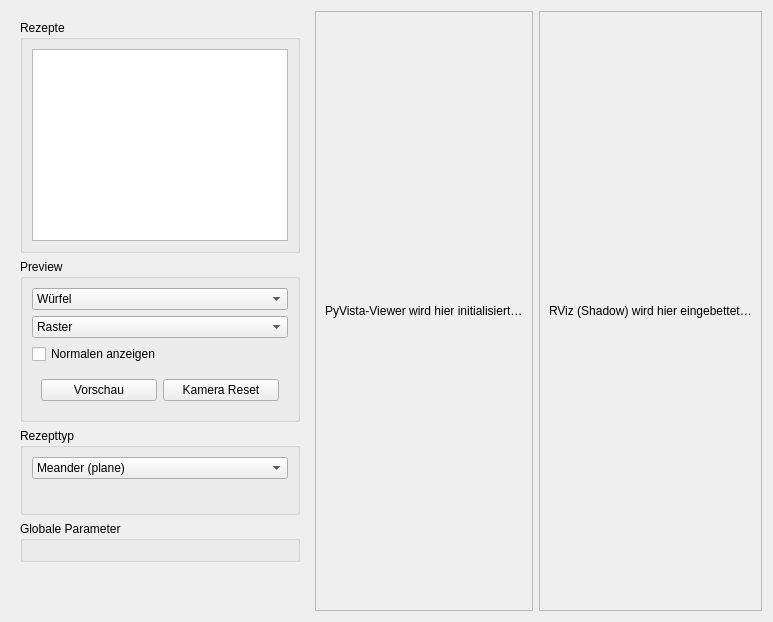
Old version of the form Spraycoater/resource/ui/recipe_tab.ui in the repository mikv75-lab/ROS-Project.
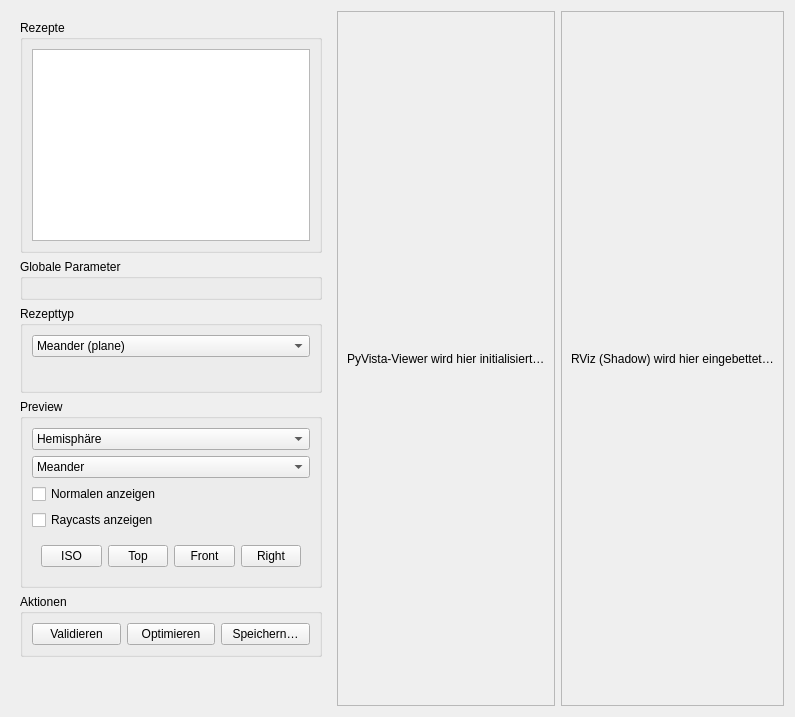
New version of the form.

```diff
--- a/Spraycoater/resource/ui/recipe_tab.ui
+++ b/Spraycoater/resource/ui/recipe_tab.ui
@@ -20,32 +20,9 @@
       </item>
 
       <item>
-       <widget class="QGroupBox" name="grpPreview">
-        <property name="title"><string>Preview</string></property>
-        <layout class="QVBoxLayout" name="grpPreviewLayout">
-         <item>
-          <widget class="QComboBox" name="comboShape">
-           <item><property name="text"><string>Würfel</string></property></item>
-           <item><property name="text"><string>Kugel</string></property></item>
-           <item><property name="text"><string>Zylinder</string></property></item>
-          </widget>
-         </item>
-         <item>
-          <widget class="QComboBox" name="comboPath">
-           <item><property name="text"><string>Raster</string></property></item>
-           <item><property name="text"><string>Spiral</string></property></item>
-          </widget>
-         </item>
-         <item><widget class="QCheckBox" name="checkNormals"><property name="text"><string>Normalen anzeigen</string></property></widget></item>
-         <item>
-          <widget class="QWidget" name="rowButtons" native="true">
-           <layout class="QHBoxLayout" name="rowButtonsLayout">
-            <item><widget class="QPushButton" name="btnGenerate"><property name="text"><string>Vorschau</string></property></widget></item>
-            <item><widget class="QPushButton" name="btnResetCam"><property name="text"><string>Kamera Reset</string></property></widget></item>
-           </layout>
-          </widget>
-         </item>
-        </layout>
+       <widget class="QGroupBox" name="grpGlobals">
+        <property name="title"><string>Globale Parameter</string></property>
+        <layout class="QFormLayout" name="formGlobals"/>
        </widget>
       </item>
 
@@ -87,9 +64,58 @@
       </item>
 
       <item>
-       <widget class="QGroupBox" name="grpGlobals">
-        <property name="title"><string>Globale Parameter</string></property>
-        <layout class="QFormLayout" name="formGlobals"/>
+       <widget class="QGroupBox" name="grpPreview">
+        <property name="title"><string>Preview</string></property>
+        <layout class="QVBoxLayout" name="grpPreviewLayout">
+
+         <!-- Shape -->
+         <item>
+          <widget class="QComboBox" name="comboShape">
+           <item><property name="text"><string>Hemisphäre</string></property></item>
+          </widget>
+         </item>
+
+         <!-- Path -->
+         <item>
+          <widget class="QComboBox" name="comboPath">
+           <item><property name="text"><string>Meander</string></property></item>
+           <item><property name="text"><string>Spiral</string></property></item>
+          </widget>
+         </item>
+
+         <!-- Optionen -->
+         <item><widget class="QCheckBox" name="checkNormals">
+           <property name="text"><string>Normalen anzeigen</string></property>
+         </widget></item>
+         <item><widget class="QCheckBox" name="checkRaycasts">
+           <property name="text"><string>Raycasts anzeigen</string></property>
+         </widget></item>
+
+         <!-- Kamera-Views -->
+         <item>
+          <widget class="QWidget" name="rowViews" native="true">
+           <layout class="QHBoxLayout" name="rowViewsLayout">
+            <item><widget class="QPushButton" name="btnViewIso"><property name="text"><string>ISO</string></property></widget></item>
+            <item><widget class="QPushButton" name="btnViewTop"><property name="text"><string>Top</string></property></widget></item>
+            <item><widget class="QPushButton" name="btnViewFront"><property name="text"><string>Front</string></property></widget></item>
+            <item><widget class="QPushButton" name="btnViewRight"><property name="text"><string>Right</string></property></widget></item>
+           </layout>
+          </widget>
+         </item>
+
+        </layout>
+       </widget>
+      </item>
+
+      <!-- Aktionen -->
+      <item>
+       <widget class="QGroupBox" name="grpActions">
+        <property name="title"><string>Aktionen</string></property>
+        <layout class="QHBoxLayout" name="grpActionsLayout">
+         <item><widget class="QPushButton" name="btnValidate"><property name="text"><string>Validieren</string></property></widget></item>
+         <item><widget class="QPushButton" name="btnOptimize"><property name="text"><string>Optimieren</string></property></widget></item>
+         <item><widget class="QPushButton" name="btnSaveRecipe"><property name="text"><string>Speichern…</string></property></widget></item>
+        </layout>
        </widget>
       </item>
 
```
Left out of the diff: 7 changed lines with no effect on the pictures.
